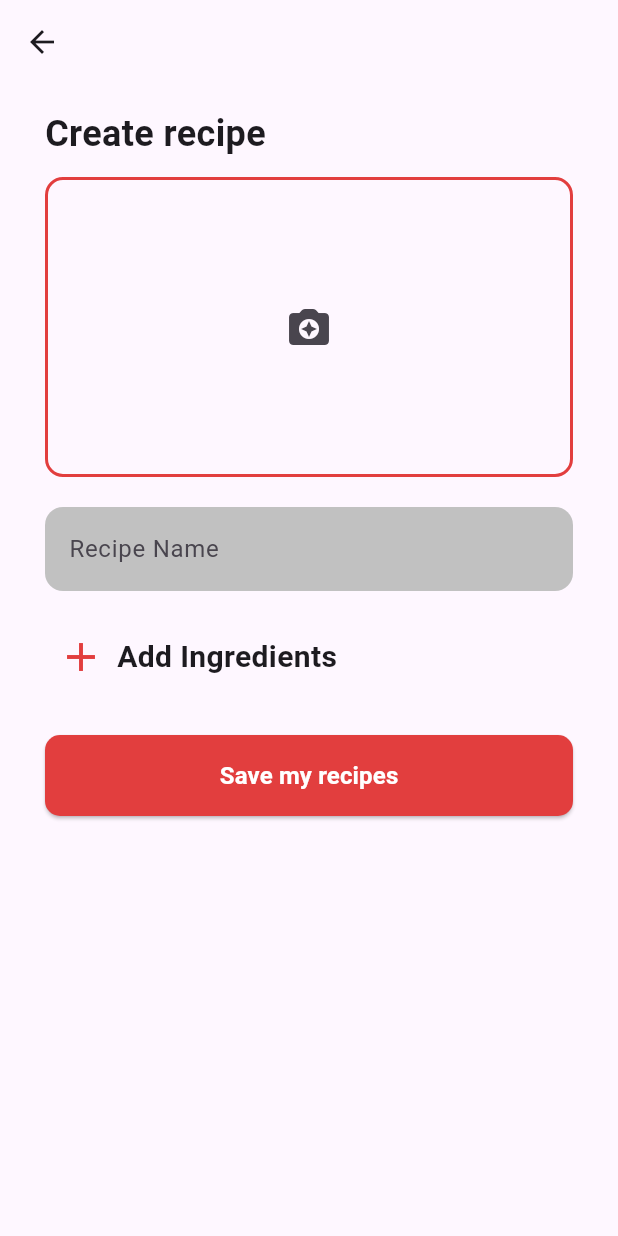
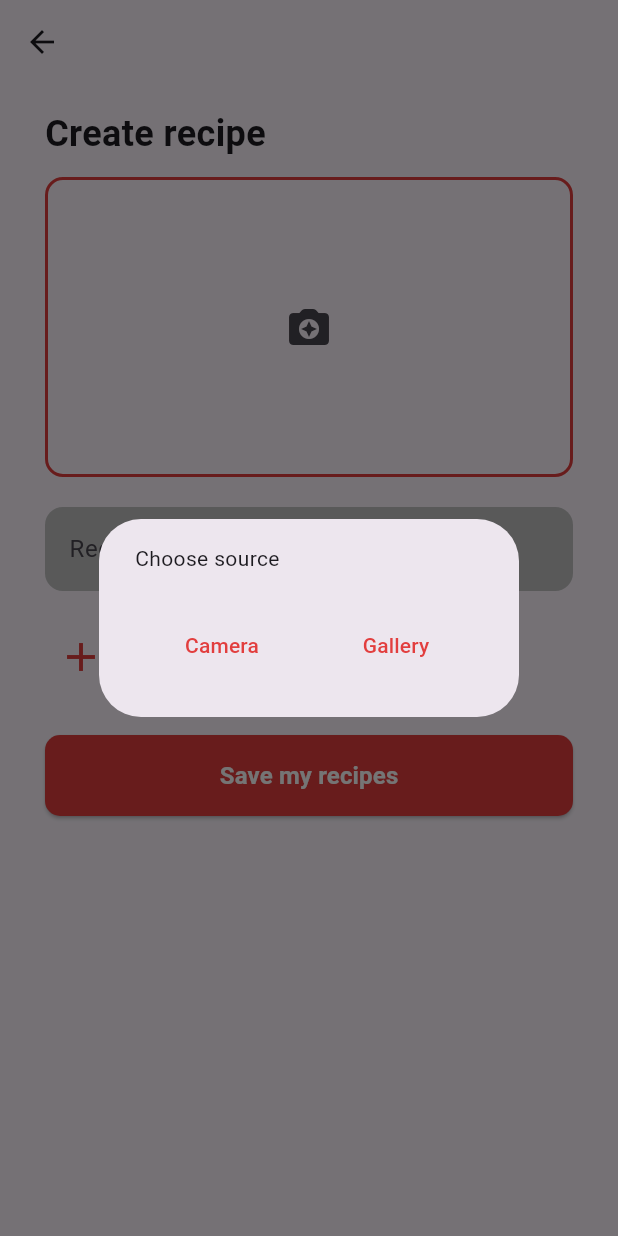
Before and after one commit to mazenanter/recipe_app, a Flutter app: the AddRecipeView screen opened directly, after a tap on the "camera enhance" icon, on a phone screen of 412 x 824 dp. Run offline on Flutter 3.47's test engine with Material 3 defaults, Android fonts, the phone set to English and light mode, and no system bars; our stand-ins replace bloc, cloud_firestore, dartz, firebase_auth, firebase_core, firebase_storage and 2 more; accounts and stored records are empty.

Commit message:
finish add recipe

```diff
--- /dev/null
+++ b/lib/utils/image_picker.dart
@@ -0,0 +1,17 @@
+import 'dart:io';
+
+import 'package:image_picker/image_picker.dart';
+
+class ImagePickerService {
+  Future<File?> pickImageFromCamera() async {
+    final XFile? file =
+        await ImagePicker().pickImage(source: ImageSource.camera);
+    return file != null ? File(file.path) : null;
+  }
+
+  Future<File?> pickImageFromGallery() async {
+    final XFile? file =
+        await ImagePicker().pickImage(source: ImageSource.gallery);
+    return file != null ? File(file.path) : null;
+  }
+}
--- /dev/null
+++ b/lib/view_model/add_recipe_cubit/add_recipe_state.dart
@@ -0,0 +1,12 @@
+part of 'add_recipe_cubit.dart';
+
+@immutable
+sealed class AddRecipeState {}
+
+final class AddRecipeInitial extends AddRecipeState {}
+
+final class AddRecipeLoading extends AddRecipeState {}
+
+final class AddRecipeSuccess extends AddRecipeState {}
+
+final class AddRecipeError extends AddRecipeState {}
--- a/lib/views/add_recipe_view.dart
+++ b/lib/views/add_recipe_view.dart
@@ -1,15 +1,34 @@
+import 'dart:io';
+
+import 'package:firebase_auth/firebase_auth.dart';
 import 'package:flutter/material.dart';
+import 'package:recipe_app/models/recipe_model.dart';
+import 'package:recipe_app/utils/app_colors.dart';
 import 'package:recipe_app/utils/app_text_styles.dart';
+import 'package:recipe_app/utils/image_picker.dart';
 import 'package:recipe_app/widgets/alert_dialig_button.dart';
 import 'package:recipe_app/widgets/custom_button.dart';
 import 'package:recipe_app/widgets/custom_recipe_add_image.dart';
 import 'package:recipe_app/widgets/custom_text_form_field.dart';
+import 'package:recipe_app/widgets/ingredients_item.dart';
 
-class AddRecipeView extends StatelessWidget {
+class AddRecipeView extends StatefulWidget {
   const AddRecipeView({super.key});
 
   @override
+  State<AddRecipeView> createState() => _AddRecipeViewState();
+}
+
+class _AddRecipeViewState extends State<AddRecipeView> {
+  TextEditingController recipeTitle = TextEditingController();
+  TextEditingController recipeSubTitle = TextEditingController();
+  TextEditingController ingredient = TextEditingController();
+  File? image;
+  List<String> ingredients = [];
+  @override
   Widget build(BuildContext context) {
+    var userId = FirebaseAuth.instance.currentUser?.uid ?? '';
+    var userName = FirebaseAuth.instance.currentUser?.displayName ?? '';
     return Scaffold(
       appBar: AppBar(),
       body: Padding(
@@ -27,34 +46,106 @@ class AddRecipeView extends StatelessWidget {
             const SizedBox(
               height: 12,
             ),
-            const CustomRecipeAddImage(),
+            CustomRecipeAddImage(
+              image: image?.path,
+              onPressed: () {
+                customDialog(context);
+              },
+            ),
             const SizedBox(
               height: 20,
             ),
             CustomTextFormField(
-              controller: TextEditingController(),
+              controller: recipeTitle,
               hintText: 'Recipe Name',
             ),
             const SizedBox(
               height: 20,
             ),
-            const Row(
+            Row(
               children: [
-                CustomAlertDialogButton(),
-                Text(
+                CustomAlertDialogButton(
+                  ingredientController: ingredient,
+                  onPressed: () {
+                    setState(() {
+                      ingredients.add(ingredient.text);
+                      ingredient.clear();
+                      Navigator.pop(context);
+                    });
+                  },
+                ),
+                const Text(
                   'Add Ingredients',
                   style: AppTextStyles.syleSemiBold20,
                 ),
               ],
             ),
-            //IngredientsItem(ingredients: ingredients),
+            IngredientsItem(ingredients: ingredients),
             const SizedBox(
               height: 28,
             ),
-            const CustomButton(),
+            CustomButton(
+              recipeModel: RecipeModel(
+                recipeTitle: recipeTitle.text,
+                recipeSubTitle: recipeSubTitle.text,
+                image: image?.path ?? '',
+                userId: userId,
+                userName: userName,
+                ingredients: ingredients,
+              ),
+              imageFile: image,
+            ),
           ],
         ),
       ),
     );
   }
+
+  Future<void> customDialog(BuildContext context) {
+    return showDialog(
+      context: context,
+      builder: (context) {
+        return AlertDialog(
+          content: const Text('Choose source'),
+          actions: [
+            Row(
+              mainAxisAlignment: MainAxisAlignment.center,
+              children: [
+                Expanded(
+                  child: TextButton(
+                    onPressed: () async {
+                      var pickedFile =
+                          await ImagePickerService().pickImageFromCamera();
+                      image = pickedFile;
+                      setState(() {});
+                      Navigator.of(context).pop();
+                    },
+                    child: const Text(
+                      'Camera',
+                      style: TextStyle(color: AppColors.baseColor),
+                    ),
+                  ),
+                ),
+                Expanded(
+                  child: TextButton(
+                    onPressed: () async {
+                      var pickedFile =
+                          await ImagePickerService().pickImageFromGallery();
+                      image = pickedFile;
+                      setState(() {});
+                      Navigator.of(context).pop();
+                    },
+                    child: const Text(
+                      'Gallery',
+                      style: TextStyle(color: AppColors.baseColor),
+                    ),
+                  ),
+                ),
+              ],
+            ),
+          ],
+        );
+      },
+    );
+  }
 }
--- a/lib/widgets/alert_dialig_button.dart
+++ b/lib/widgets/alert_dialig_button.dart
@@ -4,8 +4,11 @@ import 'package:recipe_app/utils/app_colors.dart';
 class CustomAlertDialogButton extends StatelessWidget {
   const CustomAlertDialogButton({
     super.key,
+    required this.ingredientController,
+    required this.onPressed,
   });
-
+  final TextEditingController ingredientController;
+  final void Function() onPressed;
   @override
   Widget build(BuildContext context) {
     return IconButton(
@@ -18,8 +21,6 @@ class CustomAlertDialogButton extends StatelessWidget {
         showDialog(
           context: context,
           builder: (context) {
-            TextEditingController ingredientController =
-                TextEditingController();
             return AlertDialog(
               title: const Text('Add Ingredient'),
               content: TextField(
@@ -28,9 +29,7 @@ class CustomAlertDialogButton extends StatelessWidget {
               ),
               actions: [
                 TextButton(
-                  onPressed: () {
-                    Navigator.pop(context);
-                  },
+                  onPressed: onPressed,
                   child: const Text('Add'),
                 ),
               ],
--- a/lib/widgets/custom_button.dart
+++ b/lib/widgets/custom_button.dart
@@ -1,24 +1,43 @@
+import 'dart:io';
+
 import 'package:flutter/material.dart';
+import 'package:flutter_bloc/flutter_bloc.dart';
+import 'package:recipe_app/models/recipe_model.dart';
+import 'package:recipe_app/services/firebase_services.dart';
 import 'package:recipe_app/utils/app_colors.dart';
 import 'package:recipe_app/utils/app_text_styles.dart';
+import 'package:recipe_app/view_model/add_recipe_cubit/add_recipe_cubit.dart';
 
 class CustomButton extends StatelessWidget {
   const CustomButton({
     super.key,
+    required this.recipeModel,
+    this.imageFile,
   });
-
+  final RecipeModel recipeModel;
+  final File? imageFile;
   @override
   Widget build(BuildContext context) {
+    return BlocProvider(
+      create: (context) => AddRecipeCubit(FirebaseServices()),
+      child: BlocConsumer<AddRecipeCubit, AddRecipeState>(
+        listener: (context, state) {},
+        builder: (context, state) {
           return SizedBox(
             width: double.infinity,
             height: 54,
             child: ElevatedButton(
               style: ElevatedButton.styleFrom(
-          shape:
-              RoundedRectangleBorder(borderRadius: BorderRadius.circular(10)),
+                shape: RoundedRectangleBorder(
+                    borderRadius: BorderRadius.circular(10)),
                 backgroundColor: AppColors.baseColor,
               ),
-        onPressed: () {},
+              onPressed: () {
+                BlocProvider.of<AddRecipeCubit>(context).addRecipe(
+                  recipeModel: recipeModel,
+                  imageFile: imageFile,
+                );
+              },
               child: Text(
                 'Save my recipes',
                 style: AppTextStyles.syleSemiBold16.copyWith(
@@ -27,5 +46,8 @@ class CustomButton extends StatelessWidget {
               ),
             ),
           );
+        },
+      ),
+    );
   }
 }
--- a/lib/widgets/custom_recipe_add_image.dart
+++ b/lib/widgets/custom_recipe_add_image.dart
@@ -1,17 +1,30 @@
+import 'dart:io';
+
 import 'package:flutter/material.dart';
 import 'package:recipe_app/utils/app_colors.dart';
 
 class CustomRecipeAddImage extends StatelessWidget {
   const CustomRecipeAddImage({
     super.key,
+    required this.onPressed,
+    required this.image,
   });
-
+  final void Function() onPressed;
+  final String? image;
   @override
   Widget build(BuildContext context) {
     return Container(
       width: double.infinity,
       height: 200,
       decoration: BoxDecoration(
+        image: image == null
+            ? null
+            : DecorationImage(
+                fit: BoxFit.fill,
+                image: FileImage(
+                  File(image!),
+                ),
+              ),
         borderRadius: BorderRadius.circular(12),
         border: Border.all(
           width: 2,
@@ -19,7 +32,7 @@ class CustomRecipeAddImage extends StatelessWidget {
         ),
       ),
       child: IconButton(
-        onPressed: () {},
+        onPressed: onPressed,
         icon: const Icon(
           Icons.camera_enhance_rounded,
           size: 32,
--- a/pubspec.yaml
+++ b/pubspec.yaml
@@ -33,9 +33,12 @@ dependencies:
   dartz: ^0.10.1
   firebase_auth: ^5.3.1
   firebase_core: ^3.6.0
+  firebase_storage: ^12.3.3
   flutter:
     sdk: flutter
   flutter_bloc: ^8.1.6
+  image_picker: ^1.1.2
+  uuid: ^4.5.1
 
 dev_dependencies:
   flutter_lints: ^4.0.0
```
Also changed, not shown: lib/services/firebase_services.dart (+46 -0 lines), lib/view_model/add_recipe_cubit/add_recipe_cubit.dart (added, +28 -0 lines), lib/widgets/ingredients_item.dart (+20 -20 lines), lib/widgets/custom_dialog.dart (added), pubspec.lock, 5 other files. Lines whose indentation alone changed are shown as unchanged.
